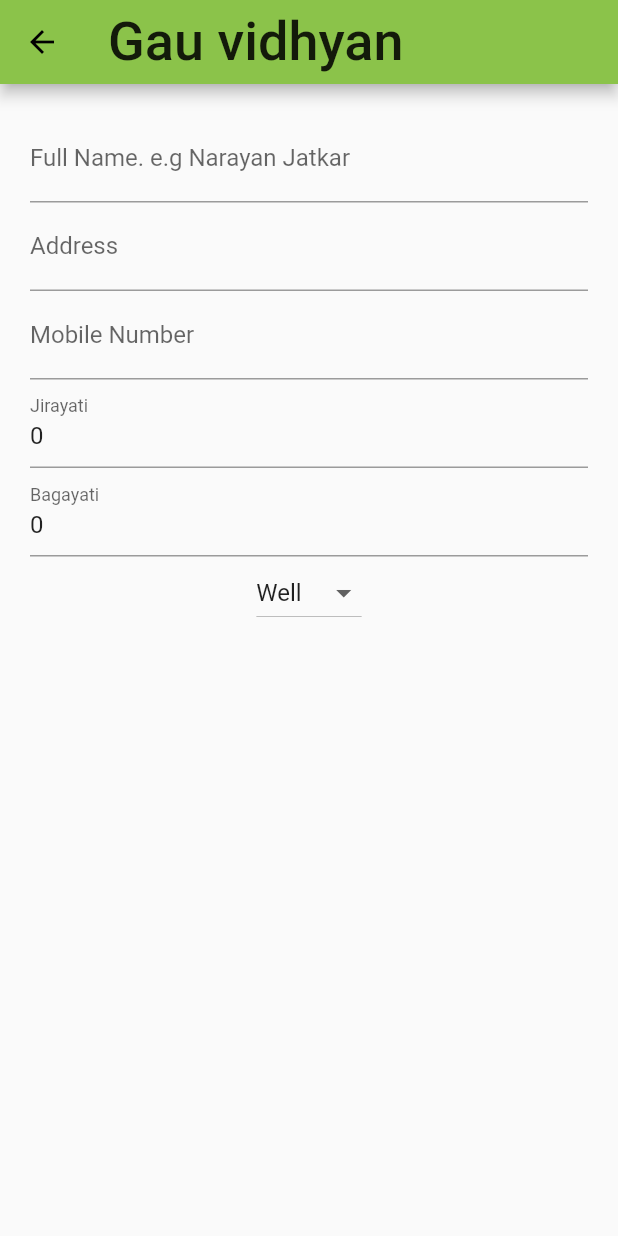
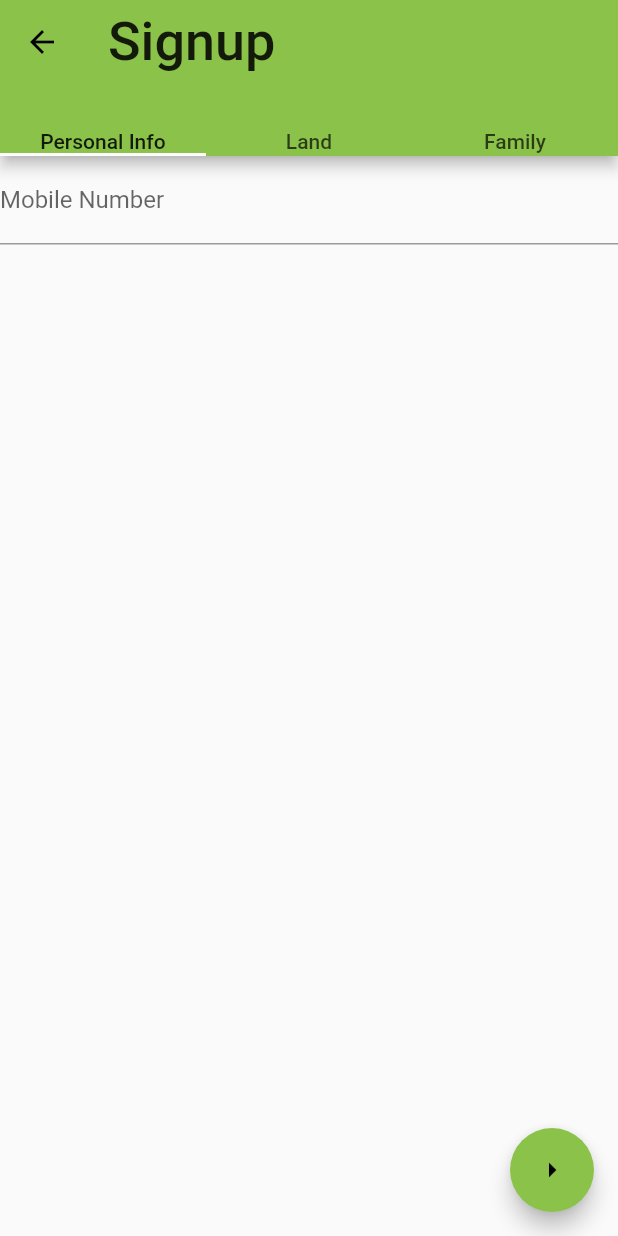
Before and after one commit to hobbist/go_vidhyan_flutter, a Flutter app: the SignupScreen screen opened directly, on a phone screen of 412 x 824 dp. Run offline on Flutter 3.47's test engine with Material 2 defaults, Android fonts, the phone set to English and light mode, and no system bars.

Commit message:
signup screen tabs

```diff
--- a/lib/widgets/screens/signupscreen.dart
+++ b/lib/widgets/screens/signupscreen.dart
@@ -8,62 +8,41 @@ class SignupScreen extends StatefulWidget {
   }
 }
 
-class SignupState extends State<SignupScreen> {
+class SignupState extends State<SignupScreen> with TickerProviderStateMixin<SignupScreen> {
   final GlobalKey<FormState> _formKey = new GlobalKey<FormState>();
 
   @override
   Widget build(BuildContext context) {
-    var array=['Well','Boring','Canel','Dam'];
-    String selectedWaterArrangement=array[0];
-    return Scaffold(
-      appBar: AppBar(
-        title: Text(title),
-      ),
-      body: Container(
-          padding: EdgeInsets.all(20.0),
-          child: Form(
-            key: this._formKey,
-            child: Column(
-              children: <Widget>[
-                TextFormField(
-                  keyboardType: TextInputType.text,
-                  decoration: InputDecoration(labelText: fullName),
-                ),
-                TextFormField(
-                  keyboardType: TextInputType.text,
-                  decoration: InputDecoration(labelText: address),
-                ),
-                TextFormField(
-                  keyboardType: TextInputType.number,
-                  decoration: InputDecoration(labelText: mobileNumber),
-                ),
-                TextFormField(
-                  keyboardType: TextInputType.number,
-                  decoration: InputDecoration(labelText: 'Jirayati'),
-                  initialValue: '0',
-                ),
-                TextFormField(
-                  keyboardType: TextInputType.number,
-                  initialValue: '0',
-                  decoration: InputDecoration(labelText: 'Bagayati'),
-                ),
-                DropdownButton<String>(
-                  value: selectedWaterArrangement,
-                  items: array.map((String f) {
-                    return DropdownMenuItem<String>(
-                      value: f,
-                      child: Text(f),
-                    );
-                  }).toList(),
-                  onChanged: (value){
-                    setState(() {
-                      selectedWaterArrangement=value;
-                    });
-                  },
-                )
-              ],
-            ),
-          )),
+    int _tabIndex = 0;
+    var tab=TabController(
+      length: 3,
+      vsync: this,
+      initialIndex: 0
+    );
+    void _handleTabSelection(){
+      setState(() {
+        tab.index = _tabIndex;
+      });
+    }
+    tab.addListener(_handleTabSelection);
+    return Form(
+      child: DefaultTabController(length: 3,initialIndex: 0, child: Scaffold(
+        appBar: AppBar(
+          bottom: TabBar(tabs: [
+                  GestureDetector(child:Text('Personal Info'),onTap: ()=>_tabIndex=0,),
+                  GestureDetector(child:Text('Land'),onTap: ()=>_tabIndex=0),
+                  GestureDetector(child:Text('Family'),onTap: ()=>_tabIndex=0)],
+                  controller: tab,
+          ),
+          title: Text('Signup'),
+        ),
+        body: TabBarView(physics: NeverScrollableScrollPhysics(),children: [
+          TextFormField(keyboardType: TextInputType.number,decoration: InputDecoration(labelText: 'Mobile Number'),),
+          TextFormField(keyboardType: TextInputType.number,decoration: InputDecoration(labelText: 'Land Size'),),
+          TextFormField(keyboardType: TextInputType.number,decoration: InputDecoration(labelText: 'Family Members'),)
+        ]),
+      floatingActionButton: FloatingActionButton(backgroundColor: Colors.lightGreen,onPressed: null,tooltip: 'next',child: Icon(Icons.arrow_right),),
+      )),
     );
   }
 }
```
